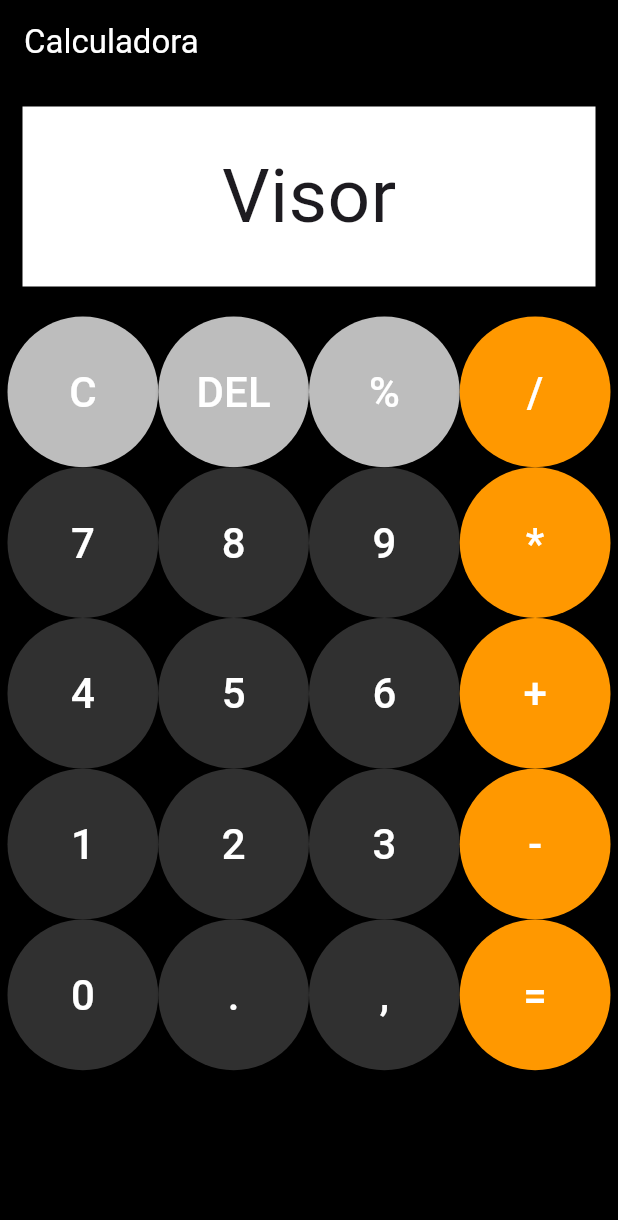
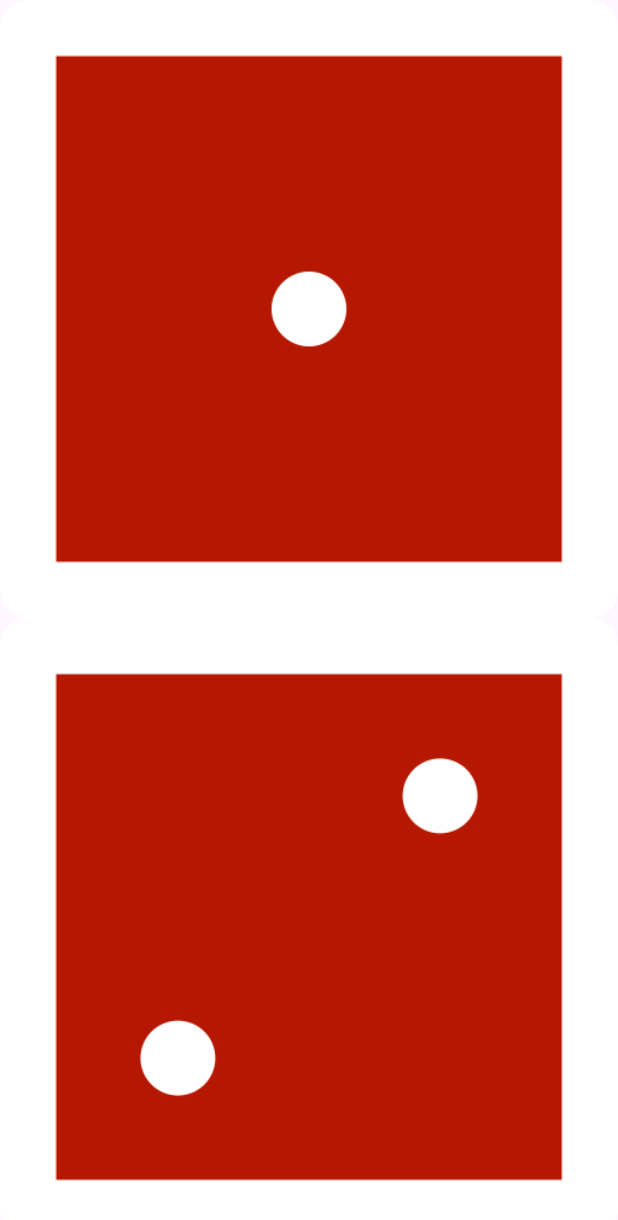
Before and after one commit to Mauricio-Junior-Dev/flutter_aula, a Flutter app: the screen it shows after launch, on a phone screen of 412 x 824 dp. Shown: the top 1220 px of the screen. Run offline on Flutter 3.47's test engine with Material 3 defaults, Android fonts, the phone set to English and light mode, and no system bars.

Commit message:
aula 21 testando sistema de dados

```diff
--- /dev/null
+++ b/lib/dados.dart
@@ -0,0 +1,17 @@
+import 'package:flutter/material.dart';
+
+class Dados extends StatelessWidget {
+  @override
+  Widget build(BuildContext context) {
+    return MaterialApp(
+      title: 'Dados',
+      home: Scaffold(
+        body: Container(
+            child: Column(
+                mainAxisAlignment: MainAxisAlignment.start,
+                children: [Image.asset('assets/dados/dado1.png'),
+                  Image.asset('assets/dados/dado2.png'),])),
+      ),
+    );
+  }
+}
--- a/lib/main.dart
+++ b/lib/main.dart
@@ -1,8 +1,9 @@
 import 'package:aula80/calculadora.dart';
+import 'package:aula80/dados.dart';
 import 'package:flutter/material.dart';
 
 void main() {
-  runApp(Calculadora());
+  runApp(Dados());
 }
 
 class MeuApp extends StatelessWidget {
--- a/pubspec.yaml
+++ b/pubspec.yaml
@@ -61,6 +61,7 @@ flutter:
   # To add assets to your application, add an assets section, like this:
   assets:
     - assets/image/anubis.png
+    - assets/dados/
   #   - images/a_dot_ham.jpeg
 
   # An image asset can refer to one or more resolution-specific "variants", see
```
Also changed, not shown: assets/dados/dado1.png (added), assets/dados/dado2.png (added), assets/dados/dado3.png (added), assets/dados/dado4.png (added), assets/dados/dado5.png (added), assets/dados/dado6.png (added).
